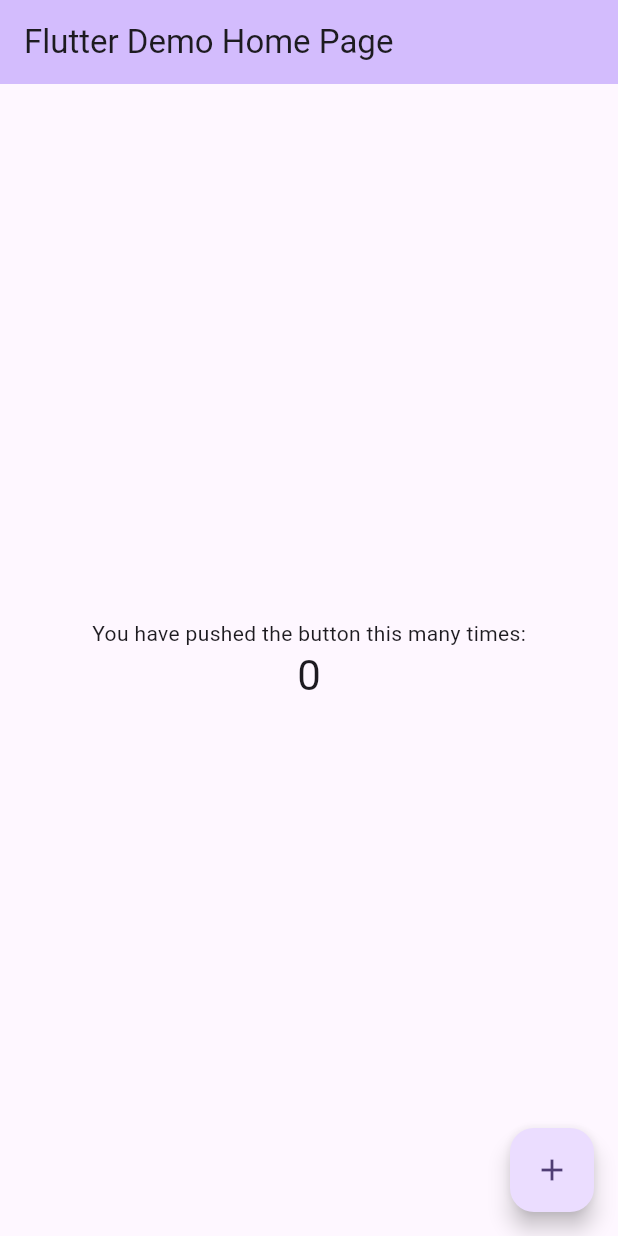
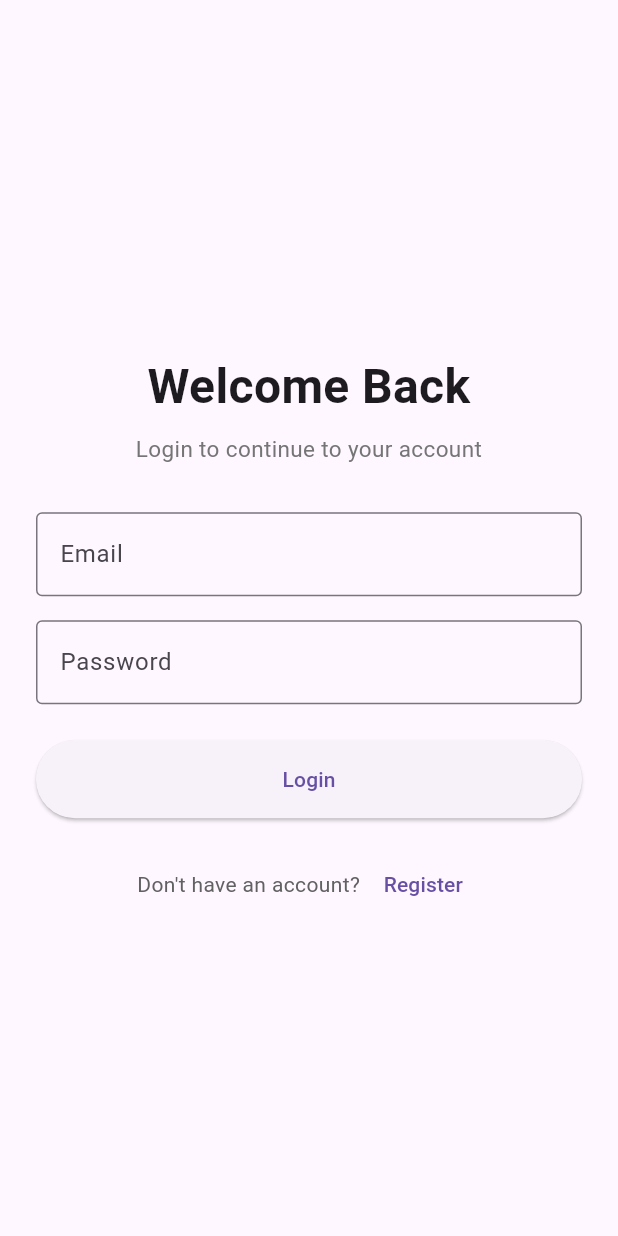
Before and after one commit to tharUmesh/finlink-cloud-native, a Flutter app: the screen it shows after launch, on a phone screen of 412 x 824 dp. Run offline on Flutter 3.47's test engine with Material 3 defaults, Android fonts, the phone set to English and light mode, and no system bars; our stand-ins replace get, get_it, go_router.

Commit message:
create login screen

```diff
--- /dev/null
+++ b/finlink_mobile/lib/features/auth/login/login_screen.dart
@@ -0,0 +1,104 @@
+import 'package:finlink_mobile/features/auth/login/login_viewmodel.dart';
+import 'package:flutter/material.dart';
+import 'package:provider/provider.dart';
+
+class LoginScreen extends StatelessWidget {
+  const LoginScreen({super.key});
+
+  @override
+  Widget build(BuildContext context) {
+    return ChangeNotifierProvider(
+      create: (_) => LoginViewmodel(),
+      child: Builder(
+        builder: (context) {
+          final viewmodel = context.read<LoginViewmodel>();
+
+          return Scaffold(
+            body: SafeArea(
+              child: Center(
+                child: SingleChildScrollView(
+                  padding: const EdgeInsets.all(24),
+                  child: ConstrainedBox(
+                    constraints: const BoxConstraints(maxWidth: 420),
+                    child: Form(
+                      key: viewmodel.formKey,
+                      child: Column(
+                        mainAxisSize: MainAxisSize.min,
+                        crossAxisAlignment: CrossAxisAlignment.stretch,
+                        children: [
+                          const SizedBox(height: 24),
+                          const Text(
+                            'Welcome Back',
+                            textAlign: TextAlign.center,
+                            style: TextStyle(
+                              fontSize: 32,
+                              fontWeight: FontWeight.bold,
+                            ),
+                          ),
+                          const SizedBox(height: 8),
+                          Text(
+                            'Login to continue to your account',
+                            textAlign: TextAlign.center,
+                            style: TextStyle(
+                              fontSize: 15,
+                              color: Colors.grey.shade600,
+                            ),
+                          ),
+                          const SizedBox(height: 32),
+                          TextFormField(
+                            controller: viewmodel.emailController,
+                            keyboardType: TextInputType.emailAddress,
+                            decoration: const InputDecoration(
+                              labelText: 'Email',
+                              hintText: 'Enter your email',
+                              border: OutlineInputBorder(),
+                            ),
+                            validator: viewmodel.validateEmail,
+                          ),
+                          const SizedBox(height: 16),
+                          TextFormField(
+                            controller: viewmodel.passwordController,
+                            obscureText: true,
+                            decoration: const InputDecoration(
+                              labelText: 'Password',
+                              hintText: 'Enter your password',
+                              border: OutlineInputBorder(),
+                            ),
+                            validator: viewmodel.validatePassword,
+                          ),
+                          const SizedBox(height: 24),
+                          SizedBox(
+                            height: 52,
+                            child: ElevatedButton(
+                              onPressed: viewmodel.handleLogin,
+                              child: const Text('Login'),
+                            ),
+                          ),
+                          const SizedBox(height: 20),
+                          Row(
+                            mainAxisAlignment: MainAxisAlignment.center,
+                            children: [
+                              Text(
+                                "Don't have an account? ",
+                                style: TextStyle(color: Colors.grey.shade700),
+                              ),
+                              TextButton(
+                                onPressed: () =>
+                                    viewmodel.navigateToRegister(context),
+                                child: const Text('Register'),
+                              ),
+                            ],
+                          ),
+                        ],
+                      ),
+                    ),
+                  ),
+                ),
+              ),
+            ),
+          );
+        },
+      ),
+    );
+  }
+}
--- /dev/null
+++ b/finlink_mobile/lib/features/auth/login/login_viewmodel.dart
@@ -0,0 +1,46 @@
+import 'package:finlink_mobile/utils/named_routes.dart';
+import 'package:flutter/material.dart';
+import 'package:go_router/go_router.dart';
+
+class LoginViewmodel extends ChangeNotifier {
+	final formKey = GlobalKey<FormState>();
+	final emailController = TextEditingController();
+	final passwordController = TextEditingController();
+
+	String? validateEmail(String? value) {
+		if (value == null || value.trim().isEmpty) {
+			return 'Please enter your email';
+		}
+		if (!value.contains('@')) {
+			return 'Enter a valid email';
+		}
+		return null;
+	}
+
+	String? validatePassword(String? value) {
+		if (value == null || value.isEmpty) {
+			return 'Please enter your password';
+		}
+		if (value.length < 6) {
+			return 'Password must be at least 6 characters';
+		}
+		return null;
+	}
+
+	void handleLogin() {
+		if (formKey.currentState?.validate() ?? false) {
+			// Add login logic here.
+		}
+	}
+
+	void navigateToRegister(BuildContext context) {
+		context.go(NamedRoutes.register.path);
+	}
+
+	@override
+	void dispose() {
+		emailController.dispose();
+		passwordController.dispose();
+		super.dispose();
+	}
+}
--- /dev/null
+++ b/finlink_mobile/lib/features/auth/register/register_screen.dart
@@ -0,0 +1,14 @@
+import 'package:flutter/material.dart';
+
+class RegisterScreen extends StatelessWidget {
+  const RegisterScreen({super.key});
+
+  @override
+  Widget build(BuildContext context) {
+    return Scaffold(
+      body: Center(
+        child: Text("Register Screen"),
+      ),
+    );
+  }
+}
--- a/finlink_mobile/lib/main.dart
+++ b/finlink_mobile/lib/main.dart
@@ -1,6 +1,12 @@
+import 'package:finlink_mobile/features/auth/login/login_viewmodel.dart';
+import 'package:finlink_mobile/navigation_routes.dart';
+import 'package:finlink_mobile/service_locator.dart';
 import 'package:flutter/material.dart';
+import 'package:provider/provider.dart';
 
+final GlobalKey<NavigatorState> navigatorKey = GlobalKey<NavigatorState>();
 void main() {
+  setupServiceLocator();
   runApp(const MyApp());
 }
 
@@ -10,113 +16,15 @@ class MyApp extends StatelessWidget {
   // This widget is the root of your application.
   @override
   Widget build(BuildContext context) {
-    return MaterialApp(
-      title: 'Flutter Demo',
-      theme: ThemeData(
-        // This is the theme of your application.
-        //
-        // TRY THIS: Try running your application with "flutter run". You'll see
-        // the application has a purple toolbar. Then, without quitting the app,
-        // try changing the seedColor in the colorScheme below to Colors.green
-        // and then invoke "hot reload" (save your changes or press the "hot
-        // reload" button in a Flutter-supported IDE, or press "r" if you used
-        // the command line to start the app).
-        //
-        // Notice that the counter didn't reset back to zero; the application
-        // state is not lost during the reload. To reset the state, use hot
-        // restart instead.
-        //
-        // This works for code too, not just values: Most code changes can be
-        // tested with just a hot reload.
-        colorScheme: .fromSeed(seedColor: Colors.deepPurple),
-      ),
-      home: const MyHomePage(title: 'Flutter Demo Home Page'),
-    );
+    return MultiProvider(providers: [
+      ChangeNotifierProvider(create: (_) => servicelocator<LoginViewmodel>()),
+    ],
+    child: MaterialApp.router(
+      title: 'FinLink',
+      debugShowCheckedModeBanner: false,
+      routerConfig: router,
+
+    ),);
+
   }
 }
-
-class MyHomePage extends StatefulWidget {
-  const MyHomePage({super.key, required this.title});
-
-  // This widget is the home page of your application. It is stateful, meaning
-  // that it has a State object (defined below) that contains fields that affect
-  // how it looks.
-
-  // This class is the configuration for the state. It holds the values (in this
-  // case the title) provided by the parent (in this case the App widget) and
-  // used by the build method of the State. Fields in a Widget subclass are
-  // always marked "final".
-
-  final String title;
-
-  @override
-  State<MyHomePage> createState() => _MyHomePageState();
-}
-
-class _MyHomePageState extends State<MyHomePage> {
-  int _counter = 0;
-
-  void _incrementCounter() {
-    setState(() {
-      // This call to setState tells the Flutter framework that something has
-      // changed in this State, which causes it to rerun the build method below
-      // so that the display can reflect the updated values. If we changed
-      // _counter without calling setState(), then the build method would not be
-      // called again, and so nothing would appear to happen.
-      _counter++;
-    });
-  }
-
-  @override
-  Widget build(BuildContext context) {
-    // This method is rerun every time setState is called, for instance as done
-    // by the _incrementCounter method above.
-    //
-    // The Flutter framework has been optimized to make rerunning build methods
-    // fast, so that you can just rebuild anything that needs updating rather
-    // than having to individually change instances of widgets.
-    return Scaffold(
-      appBar: AppBar(
-        // TRY THIS: Try changing the color here to a specific color (to
-        // Colors.amber, perhaps?) and trigger a hot reload to see the AppBar
-        // change color while the other colors stay the same.
-        backgroundColor: Theme.of(context).colorScheme.inversePrimary,
-        // Here we take the value from the MyHomePage object that was created by
-        // the App.build method, and use it to set our appbar title.
-        title: Text(widget.title),
-      ),
-      body: Center(
-        // Center is a layout widget. It takes a single child and positions it
-        // in the middle of the parent.
-        child: Column(
-          // Column is also a layout widget. It takes a list of children and
-          // arranges them vertically. By default, it sizes itself to fit its
-          // children horizontally, and tries to be as tall as its parent.
-          //
-          // Column has various properties to control how it sizes itself and
-          // how it positions its children. Here we use mainAxisAlignment to
-          // center the children vertically; the main axis here is the vertical
-          // axis because Columns are vertical (the cross axis would be
-          // horizontal).
-          //
-          // TRY THIS: Invoke "debug painting" (choose the "Toggle Debug Paint"
-          // action in the IDE, or press "p" in the console), to see the
-          // wireframe for each widget.
-          mainAxisAlignment: .center,
-          children: [
-            const Text('You have pushed the button this many times:'),
-            Text(
-              '$_counter',
-              style: Theme.of(context).textTheme.headlineMedium,
-            ),
-          ],
-        ),
-      ),
-      floatingActionButton: FloatingActionButton(
-        onPressed: _incrementCounter,
-        tooltip: 'Increment',
-        child: const Icon(Icons.add),
-      ),
-    );
-  }
-}
--- /dev/null
+++ b/finlink_mobile/lib/navigation_routes.dart
@@ -0,0 +1,22 @@
+import 'package:finlink_mobile/features/auth/register/register_screen.dart';
+import 'package:finlink_mobile/main.dart';
+import 'package:finlink_mobile/features/auth/login/login_screen.dart';
+import 'package:finlink_mobile/utils/named_routes.dart';
+import 'package:flutter/material.dart';
+import 'package:get/get.dart';
+import 'package:go_router/go_router.dart';
+
+final router = GoRouter(
+  navigatorKey: navigatorKey,
+  initialLocation: '/login',
+  routes: [
+    GoRoute(
+      path: '/login',
+      builder: (context, state) => const LoginScreen(),
+    ),
+    GoRoute(
+      path: NamedRoutes.register.path,
+      builder: (context, state) => const RegisterScreen(),
+    )
+  ],
+);
--- /dev/null
+++ b/finlink_mobile/lib/service_locator.dart
@@ -0,0 +1,7 @@
+import 'package:finlink_mobile/features/auth/login/login_viewmodel.dart';
+import 'package:get_it/get_it.dart';
+GetIt servicelocator = GetIt.instance;
+
+void setupServiceLocator() {
+  servicelocator.registerLazySingleton<LoginViewmodel>(() => LoginViewmodel());
+  }
--- /dev/null
+++ b/finlink_mobile/lib/utils/named_routes.dart
@@ -0,0 +1,7 @@
+enum NamedRoutes {
+  login("/login"),
+  register("/register");
+
+  final String path;
+  const NamedRoutes(this.path);
+}
--- a/finlink_mobile/pubspec.yaml
+++ b/finlink_mobile/pubspec.yaml
@@ -34,6 +34,10 @@ dependencies:
   # The following adds the Cupertino Icons font to your application.
   # Use with the CupertinoIcons class for iOS style icons.
   cupertino_icons: ^1.0.8
+  provider: ^6.1.5+1
+  get: ^4.7.3
+  go_router: ^17.2.2
+  get_it: ^9.2.1
 
 dev_dependencies:
   flutter_test:
```
Also changed, not shown: finlink_mobile/pubspec.lock.
